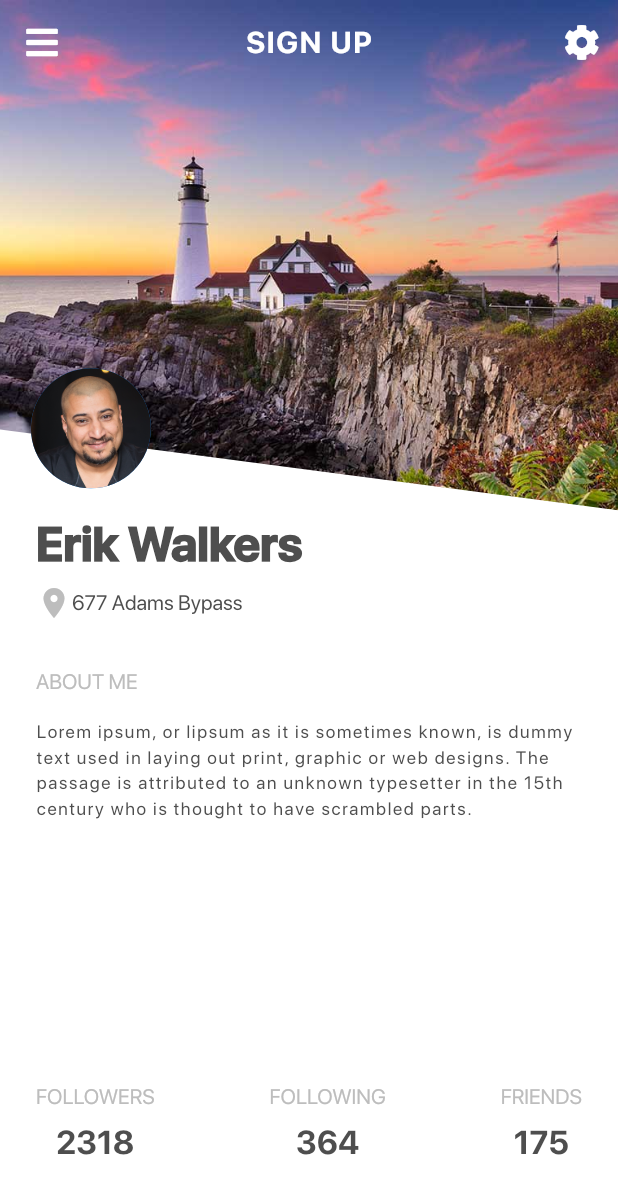
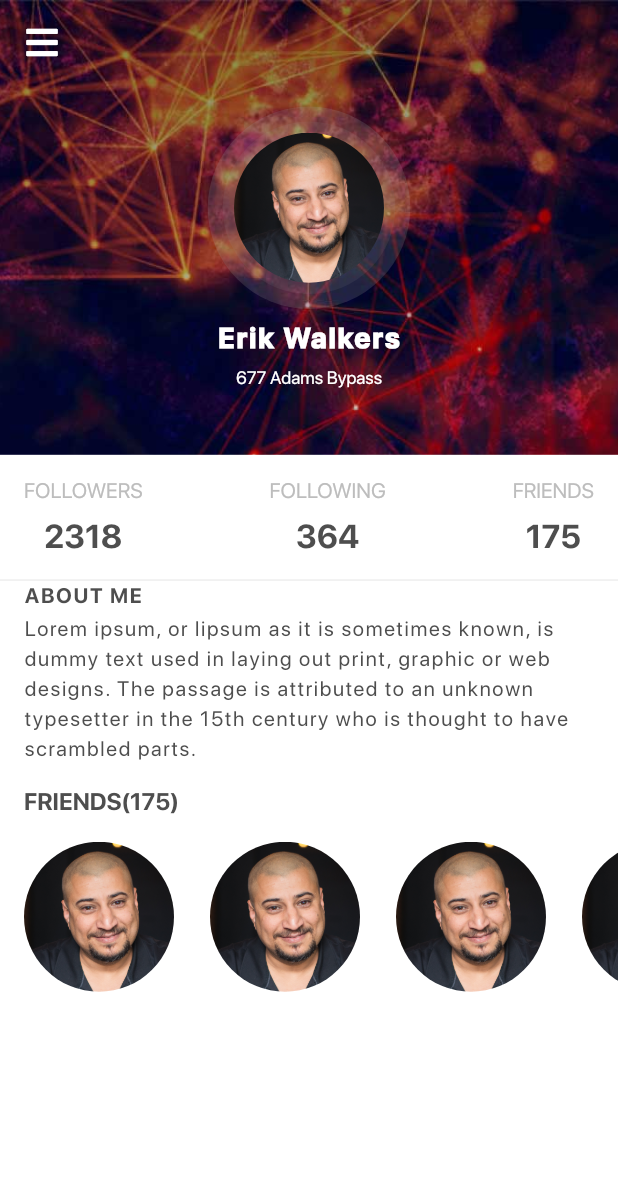
Before and after one commit to soufi-43/flutter_ui, a Flutter app: the screen it shows after launch, on a phone screen of 412 x 824 dp. Shown: the top 1194 px of the screen. Run offline on Flutter 3.47's test engine with Material 2 defaults, Android fonts, the phone set to English and light mode, and no system bars; our stand-ins replace font_awesome_flutter; project files that could hold a hidden picture were left out.

```diff
--- a/lib/main.dart
+++ b/lib/main.dart
@@ -1,6 +1,7 @@
 import 'package:flutter/material.dart';
 
 import 'package:flutterui/profiles/profile1/profile_1.dart';
+import 'package:flutterui/profiles/profile2/profile2.dart';
 import 'package:flutterui/profiles/profile3/profile3.dart';
 
 void main() => runApp(MyApp());
@@ -15,7 +16,7 @@ class MyApp extends StatelessWidget {
 
         primarySwatch: Colors.blue,
       ),
-      home:Profile1(),
+      home:Profile2(),
     );
   }
 }
--- a/lib/profiles/profile2/profile2.dart
+++ b/lib/profiles/profile2/profile2.dart
@@ -11,6 +11,25 @@ class Profile2 extends StatefulWidget {
 class _Profile2State extends State<Profile2> {
   Profile _profile = ProfileProvider.getProfile();
   static Color _textColor = Color(0xFF4e4e4e);
+
+  bool _visible = false ;
+  bool _visible2 = false;
+
+  @override
+  void initState() {
+    // TODO: implement initState
+    super.initState();
+    Future.delayed(Duration(milliseconds: 500),(){
+      setState(() {
+        _visible = true ;
+      });
+    }).then((value){
+      setState(() {
+        _visible2 = true ;
+
+      });
+    });
+  }
 
   @override
   Widget build(BuildContext context) {
@@ -83,6 +102,9 @@ class _Profile2State extends State<Profile2> {
               ),
               Align(
                 alignment: Alignment.center,
+                child: AnimatedOpacity(
+                  opacity: _visible?1 : 0,
+                  duration: Duration(milliseconds: 300),
                   child: Container(
                     width: 100,
                     height: 100,
@@ -92,6 +114,7 @@ class _Profile2State extends State<Profile2> {
                           image: ExactAssetImage('assets/shared/ahmad.png'),
                           fit: BoxFit.cover,
                         )),
+                  ),
                 ),
               ),
             ],
@@ -154,6 +177,9 @@ class _Profile2State extends State<Profile2> {
   Widget _counters(BuildContext context) {
     return Padding(
       padding: const EdgeInsets.all(16),
+      child: AnimatedOpacity(
+        duration: Duration(milliseconds: 500),
+        opacity: _visible2 ?1 : 0 ,
         child: Row(
           mainAxisAlignment: MainAxisAlignment.spaceBetween,
           children: <Widget>[
@@ -194,6 +220,7 @@ class _Profile2State extends State<Profile2> {
               ],
             ),
           ],
+        ),
       ),
     );
   }
```
Lines whose indentation alone changed are shown as unchanged.
